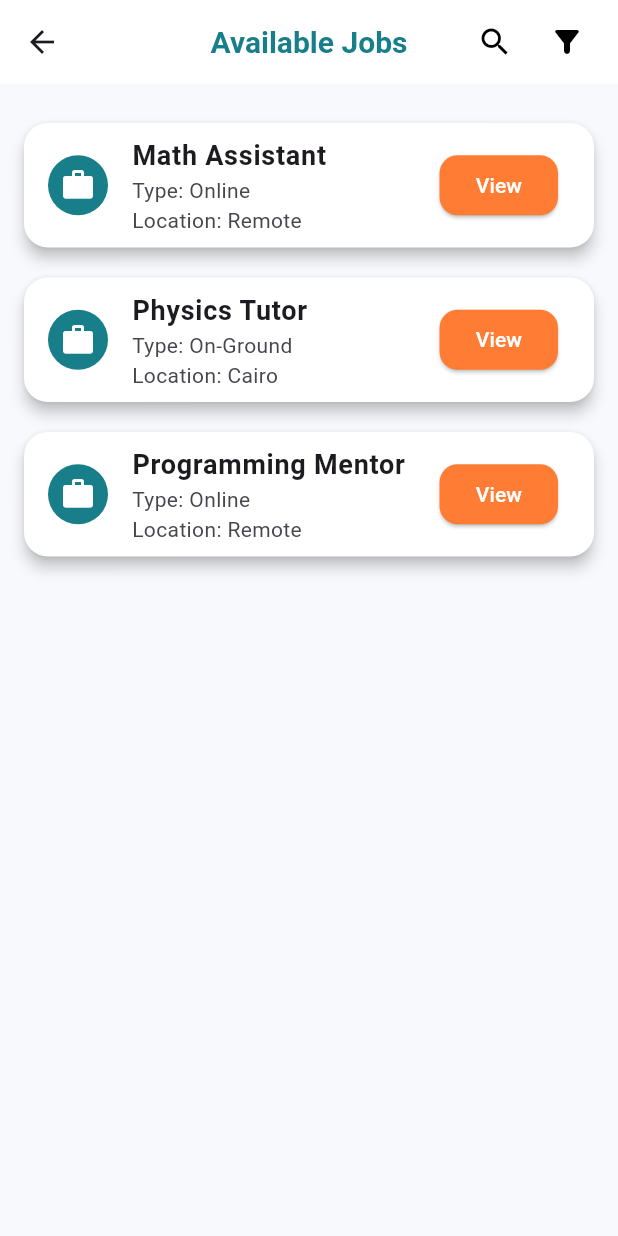
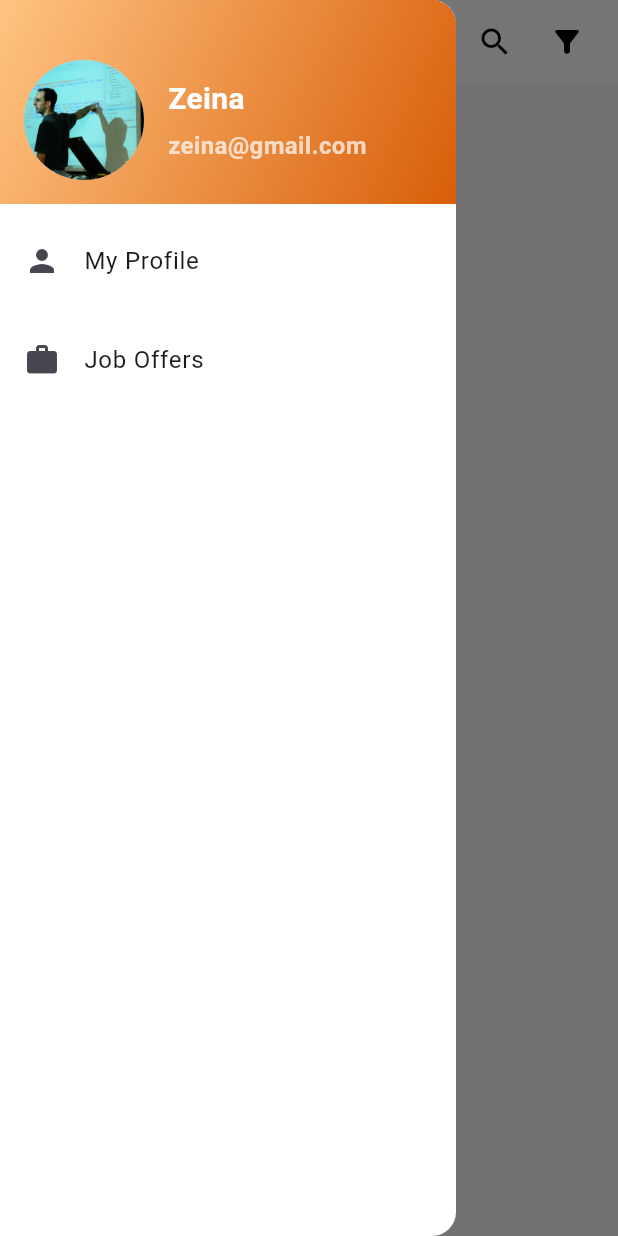
Before and after one commit to ZeinaAmr/3alemni_mobile_app, a Flutter app: the AssistantsDashboard screen opened directly with empty values, with the side drawer open (before the commit the screen has no drawer), on a phone screen of 412 x 824 dp. Run offline on Flutter 3.47's test engine with Material 3 defaults, Android fonts, the phone set to English and light mode, and no system bars; our stand-ins replace cloud_firestore, firebase_core, flutter_map, geolocator, image_picker, latlong2 and 2 more; missing offline and left inert: qr_code_scanner; accounts and stored records are empty.

Commit message:
Assistants backend for job offers

```diff
--- a/lib/Assistant_dashboard.dart
+++ b/lib/Assistant_dashboard.dart
@@ -1,7 +1,7 @@
 import 'package:flutter/material.dart';
-
-
-
+import 'package:cloud_firestore/cloud_firestore.dart';
+import 'package:allemni/SideBar_4.dart';
+// Make sure this file exists with JobDetailsPage class
 class JobDetailsPage extends StatefulWidget {
   final Map<String, String> job;
 
@@ -117,9 +117,8 @@ class _JobDetailsPageState extends State<JobDetailsPage> {
     );
   }
 }
-
 class AssistantsDashboard extends StatefulWidget {
-  final String userId; // updated name to match LoginPage
+  final String userId;
 
   const AssistantsDashboard({Key? key, required this.userId}) : super(key: key);
 
@@ -128,42 +127,10 @@ class AssistantsDashboard extends StatefulWidget {
 }
 
 class _AssistantsDashboardState extends State<AssistantsDashboard> {
-  final List<Map<String, String>> jobOffers = [
-    {
-      'title': 'Math Assistant',
-      'type': 'Online',
-      'location': 'Remote',
-      'teacher name': 'Ahmed Khafagah',
-      'description': 'Assist students in learning math topics online.',
-      'requirements': 'Strong math background, excellent communication skills.',
-      'salary': '\$20/hour',
-      'deadline': '10th Feb 2025'
-    },
-    {
-      'title': 'Physics Tutor',
-      'type': 'On-Ground',
-      'location': 'Cairo',
-      'teacher name': 'Maged Wageeh',
-      'description': 'Teach physics to high school students in person.',
-      'requirements': 'Physics degree, teaching experience.',
-      'salary': '\$30/hour',
-      'deadline': '15th Feb 2025'
-    },
-    {
-      'title': 'Programming Mentor',
-      'type': 'Online',
-      'location': 'Remote',
-      'teacher name': 'Maram Hamed',
-      'description': 'Guide students through programming assignments.',
-      'requirements': 'Proficiency in programming languages (Python, Java).',
-      'salary': '\$25/hour',
-      'deadline': '12th Feb 2025'
-    },
-  ];
-
   @override
   Widget build(BuildContext context) {
     return Scaffold(
+      drawer: Sidebar4(userId: widget.userId),
       backgroundColor: const Color(0xFFF8F9FC),
       appBar: AppBar(
         backgroundColor: Colors.white,
@@ -185,25 +152,38 @@ class _AssistantsDashboardState extends State<AssistantsDashboard> {
           const SizedBox(width: 10),
         ],
       ),
-      body: Padding(
-        padding: const EdgeInsets.all(16.0),
-        child: ListView.builder(
+      body: StreamBuilder<QuerySnapshot>(
+        stream: FirebaseFirestore.instance.collection('job_offers').snapshots(),
+        builder: (context, snapshot) {
+          if (snapshot.connectionState == ConnectionState.waiting) {
+            return const Center(child: CircularProgressIndicator());
+          }
+
+          if (!snapshot.hasData || snapshot.data!.docs.isEmpty) {
+            return const Center(child: Text("No job offers available."));
+          }
+
+          final jobOffers = snapshot.data!.docs;
+
+          return ListView.builder(
             itemCount: jobOffers.length,
             itemBuilder: (context, index) {
+              final job = jobOffers[index].data() as Map<String, dynamic>;
+
               return Card(
                 color: Colors.white,
                 shape: RoundedRectangleBorder(
                   borderRadius: BorderRadius.circular(16),
                 ),
                 elevation: 4,
-              margin: const EdgeInsets.symmetric(vertical: 10),
+                margin: const EdgeInsets.symmetric(vertical: 10, horizontal: 16),
                 child: ListTile(
                   leading: const CircleAvatar(
                     backgroundColor: Color(0xFF187E8A),
                     child: Icon(Icons.work, color: Colors.white),
                   ),
                   title: Text(
-                  jobOffers[index]['title']!,
+                    job['title'] ?? 'Untitled Job',
                     style: const TextStyle(
                       fontSize: 18,
                       fontWeight: FontWeight.bold,
@@ -212,8 +192,8 @@ class _AssistantsDashboardState extends State<AssistantsDashboard> {
                   subtitle: Column(
                     crossAxisAlignment: CrossAxisAlignment.start,
                     children: [
-                    Text('Type: ${jobOffers[index]['type']}'),
-                    Text('Location: ${jobOffers[index]['location']}'),
+                      Text('Type: ${job['type'] ?? 'N/A'}'),
+                      Text('Location: ${job['location'] ?? 'N/A'}'),
                     ],
                   ),
                   trailing: ElevatedButton(
@@ -227,7 +207,16 @@ class _AssistantsDashboardState extends State<AssistantsDashboard> {
                       Navigator.push(
                         context,
                         MaterialPageRoute(
-                        builder: (context) => JobDetailsPage(job: jobOffers[index]),
+                          builder: (context) => JobDetailsPage(job: {
+                            'title': job['title'] ?? '',
+                            'type': job['type'] ?? '',
+                            'location': job['location'] ?? '',
+                            'teacher name': job['teacher name'] ?? '',
+                            'description': job['description'] ?? '',
+                            'requirements': job['requirements'] ?? '',
+                            'salary': job['salary'] ?? '',
+                            'deadline': job['deadline'] ?? '',
+                          }),
                         ),
                       );
                     },
@@ -239,7 +228,8 @@ class _AssistantsDashboardState extends State<AssistantsDashboard> {
                 ),
               );
             },
-        ),
+          );
+        },
       ),
     );
   }
--- /dev/null
+++ b/lib/SideBar_4.dart
@@ -0,0 +1,99 @@
+import 'package:allemni/Assistant_dashboard.dart';
+import 'package:allemni/PostJobForm.dart';
+import 'package:allemni/subjects_page.dart';
+import 'package:flutter/material.dart';
+import 'LoginPage.dart';
+import 'Assistant_profile.dart';
+
+class Sidebar4 extends StatelessWidget {
+  final String userId;
+
+  const Sidebar4({Key? key, required this.userId}) : super(key: key);
+  @override
+  Widget build(BuildContext context) {
+    return Drawer(
+      backgroundColor: Colors.white,
+      child: ListView(
+        padding: EdgeInsets.zero,
+        children: [
+          Container(
+            decoration: BoxDecoration(
+              gradient: LinearGradient(
+                colors: [Color(0xFFFFC482), Color(0xFFD85E09)],
+                begin: Alignment.topLeft,
+                end: Alignment.bottomRight,
+              ),
+            ),
+            padding: EdgeInsets.only(top: 40.0, left: 16.0, right: 16.0, bottom: 16.0),
+            child: Row(
+              children: [
+                CircleAvatar(
+                  radius: 40,
+                  backgroundImage: AssetImage('assets/Teacher4.jpg'),
+                ),
+                SizedBox(width: 16.0),
+                Column(
+                  crossAxisAlignment: CrossAxisAlignment.start,
+                  children: [
+                    Text(
+                      'Zeina',
+                      style: TextStyle(
+                        color: Colors.white,
+                        fontSize: 20.0,
+                        fontWeight: FontWeight.bold,
+                      ),
+                    ),
+                    SizedBox(height: 5),
+                    Text(
+                      'zeina@gmail.com',
+                      style: TextStyle(
+                        color: Colors.white70,
+                        fontSize: 16.0,
+                        fontWeight: FontWeight.bold,
+                      ),
+                    ),
+                  ],
+                ),
+              ],
+            ),
+          ),
+          SizedBox(height: 10),
+          ListTile(
+            leading: Icon(Icons.person),
+            title: Text('My Profile'),
+            onTap: () {
+              Navigator.push(
+                context,
+                MaterialPageRoute(builder: (context) => AssistantProfile(userId: userId)),
+              );
+            },
+          ),
+          SizedBox(height: 10),
+          ListTile(
+            leading: Icon(Icons.work),
+            title: Text('Job Offers'),
+            onTap: () {
+              Navigator.push(
+                context,
+                MaterialPageRoute(builder: (context) => AssistantsDashboard(userId: userId)),
+              );
+            },
+          ),
+
+          const SizedBox(height: 550),
+          Divider(),
+          ListTile(
+            leading: Icon(Icons.logout),
+            title: Text('Logout'),
+            onTap: () {
+              Navigator.push(
+                context,
+                MaterialPageRoute(builder: (context) => LoginPage()),
+              );
+            },
+          ),
+        ],
+      ),
+    );
+  }
+}
--- a/pubspec.yaml
+++ b/pubspec.yaml
@@ -52,6 +52,10 @@ dependencies:
   webview_flutter: ^4.2.2
   firebase_auth: ^4.17.4
   firebase_core: ^2.27.0
+  firebase_storage: ^11.6.0
+  file_picker: ^6.1.1
+  qr_flutter: ^4.0.0
+
 
 
 
```
Also changed, not shown: lib/Assistant_profile.dart (added, +144 -0 lines), lib/JobOffers.dart (+54 -46 lines), lib/PostJobForm.dart (+41 -5 lines), pubspec.lock, 1 other file. Lines whose indentation alone changed are shown as unchanged.
